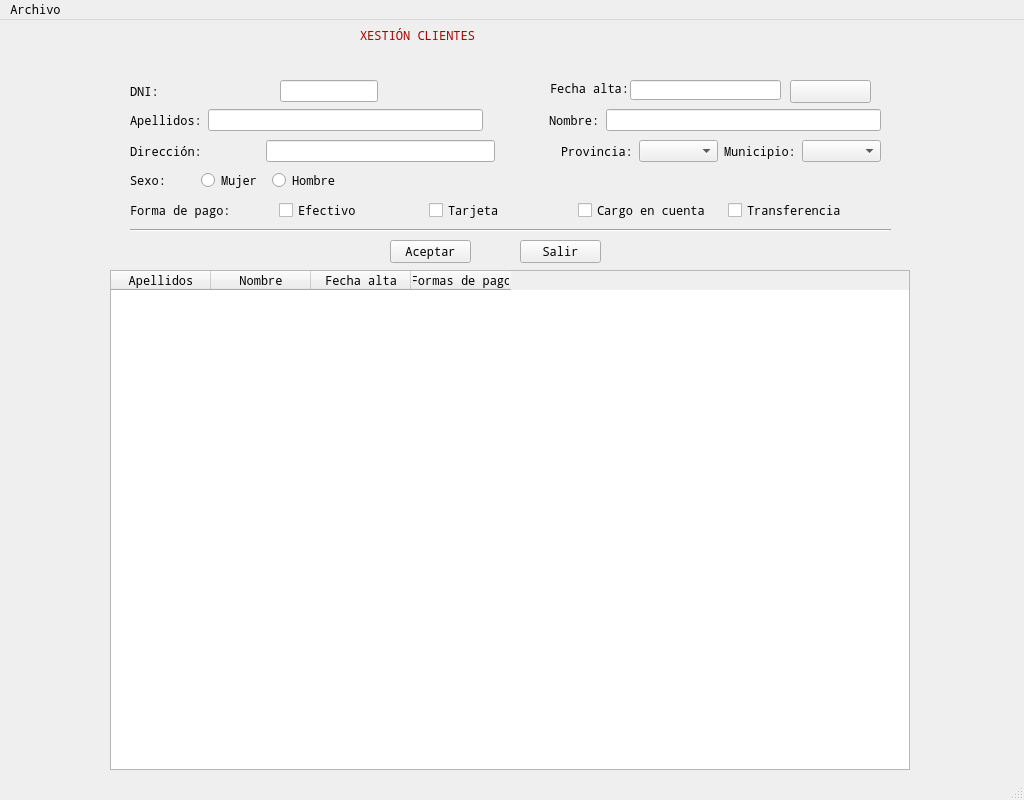
This is window.ui in rulonunhez/nunezsantos as Qt 5 draws it before an edit. The edited form follows.
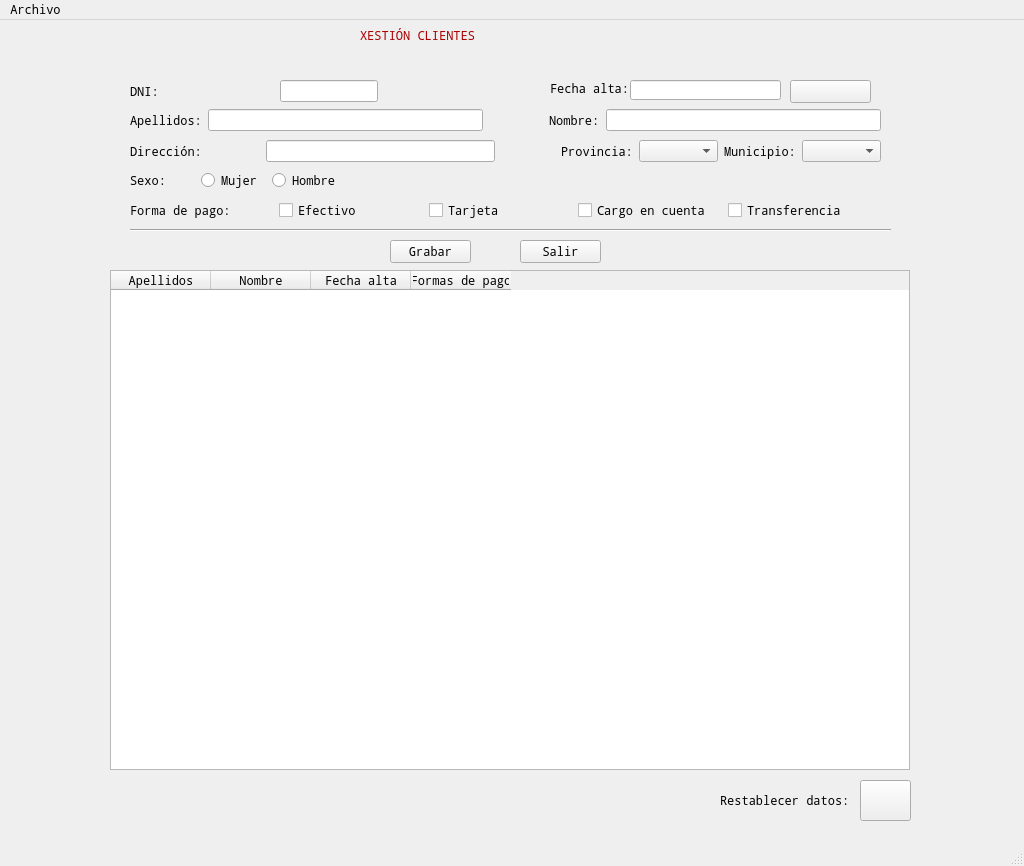
This is the edited form. Icons and pictures are not drawn.

Commit message: Ventana día 19

Diff of the .ui file:
```diff
--- a/window.ui
+++ b/window.ui
@@ -7,7 +7,7 @@
     <x>0</x>
     <y>0</y>
     <width>1024</width>
-    <height>800</height>
+    <height>866</height>
    </rect>
   </property>
   <property name="font">
@@ -508,7 +508,7 @@
      </rect>
     </property>
     <property name="text">
-     <string>Aceptar</string>
+     <string>Grabar</string>
     </property>
    </widget>
    <widget class="QWidget" name="horizontalLayoutWidget">
@@ -866,6 +866,36 @@
      </property>
     </column>
    </widget>
+   <widget class="QPushButton" name="btnRestablecer">
+    <property name="geometry">
+     <rect>
+      <x>860</x>
+      <y>760</y>
+      <width>51</width>
+      <height>41</height>
+     </rect>
+    </property>
+    <property name="text">
+     <string/>
+    </property>
+    <property name="icon">
+     <iconset>
+      <normaloff>img/Recarga.png</normaloff>img/Recarga.png</iconset>
+    </property>
+   </widget>
+   <widget class="QLabel" name="lblRestablecer">
+    <property name="geometry">
+     <rect>
+      <x>720</x>
+      <y>760</y>
+      <width>141</width>
+      <height>41</height>
+     </rect>
+    </property>
+    <property name="text">
+     <string>Restablecer datos:</string>
+    </property>
+   </widget>
   </widget>
   <widget class="QMenuBar" name="menubar">
    <property name="geometry">
```
Left out of the diff: 2 changed lines with no effect on the pictures. The commit also changes 4 other files.
